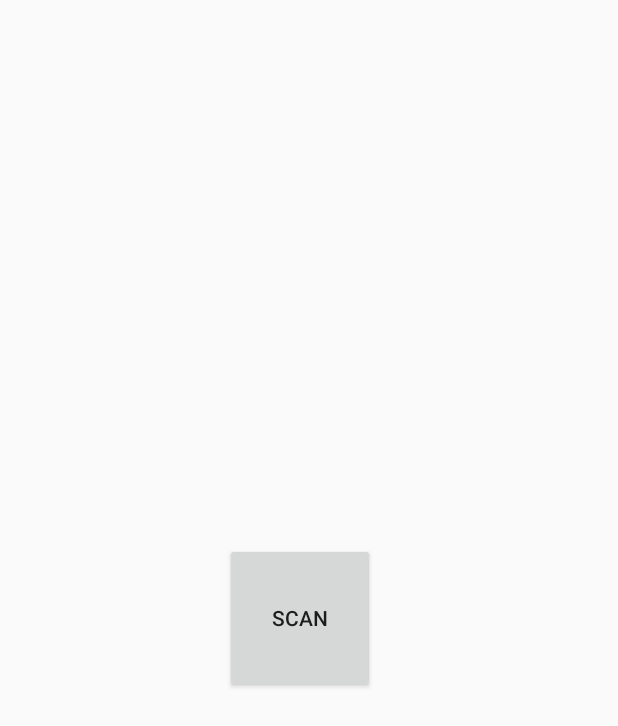
After one commit to jesustf97/MoneyManager-TFG, an Android app: the layout activity_payments_scanner.xml on its own in the app's theme, with its tools: preview values and no code run, on a phone screen of 412 x 824 dp. The commit adds this screen. Shown: the top 726 px of the screen. Run offline under Robolectric (Android 15) with nearby library versions, the phone set to English and light mode, and no system bars.

```diff
--- a/app/build.gradle
+++ b/app/build.gradle
@@ -8,7 +8,7 @@ android {
     compileSdkVersion 28
     defaultConfig {
         applicationId "com.calleja.jesus.moneymanager"
-        minSdkVersion 27
+        minSdkVersion 21
         targetSdkVersion 28
         versionCode 1
         versionName "1.0"
@@ -29,7 +29,7 @@ dependencies {
     implementation 'com.android.support.constraint:constraint-layout:1.1.3'
     implementation 'com.android.support:support-v4:28.0.0'
     implementation 'com.android.support:design:28.0.0'
-    testImplementation 'junit:junit:4.12'
+
     androidTestImplementation 'com.android.support.test:runner:1.0.2'
     androidTestImplementation 'com.android.support.test.espresso:espresso-core:3.0.2'
 
@@ -38,6 +38,7 @@ dependencies {
     implementation 'com.google.firebase:firebase-firestore:18.2.0'
     implementation 'com.google.android.gms:play-services-auth:16.0.1'
     implementation 'net.yslibrary.licenseadapter:licenseadapter:2.2.2'
+    implementation 'com.journeyapps:zxing-android-embedded:3.6.0'
     implementation 'com.squareup.picasso:picasso:2.71828'
     implementation 'io.reactivex.rxjava2:rxandroid:2.0.2'
     implementation project(path: ':components')
--- a/app/src/main/java/com/calleja/jesus/moneymanager/dialogs/BalanceDialog.kt
+++ b/app/src/main/java/com/calleja/jesus/moneymanager/dialogs/BalanceDialog.kt
@@ -21,7 +21,7 @@ class BalanceDialog : DialogFragment() {
             .setTitle( getString(R.string.update_balance_button))
             .setView(view)
             .setPositiveButton(getString(R.string.dialog_ok)) { _, _ ->
-                activity!!.toast("Se ha pulsado Ok")
+             //   activity!!.toast("Se ha pulsado Ok")
                 val textBalance = view.editTextBalance.text.toString()
                 if (textBalance.isNotEmpty()) {
                     val intent = Intent()
@@ -31,7 +31,7 @@ class BalanceDialog : DialogFragment() {
                 }
             }
             .setNegativeButton( getString(R.string.dialog_cancel)) { _, _ ->
-                activity!!.toast("Se ha pulsado Cancelar")
+               // activity!!.toast("Se ha pulsado Cancelar")
             }
             .create()
     }
--- a/app/src/main/java/com/calleja/jesus/moneymanager/dialogs/RateDialog.kt
+++ b/app/src/main/java/com/calleja/jesus/moneymanager/dialogs/RateDialog.kt
@@ -32,7 +32,6 @@ class RateDialog : DialogFragment() {
             .setTitle( getString(R.string.dialog_rate_title))
             .setView(view)
             .setPositiveButton(getString(R.string.dialog_rate_ok)) { _, _ ->
-                activity!!.toast("Se ha pulsado Ok")
                 val textRate = view.editTextRateFeedback.text.toString()
                 if (textRate.isNotEmpty()) {
                     val imageURL = currentUser.photoUrl?.toString() ?: run { "" }
@@ -41,7 +40,7 @@ class RateDialog : DialogFragment() {
                 }
             }
             .setNegativeButton( getString(R.string.dialog_cancel)) { _, _ ->
-                activity!!.toast("Se ha pulsado Cancelar")
+               // activity!!.toast("Se ha pulsado Cancelar")
             }
             .create()
     }
--- /dev/null
+++ b/app/src/main/res/layout/activity_payments_scanner.xml
@@ -0,0 +1,16 @@
+<?xml version="1.0" encoding="utf-8"?>
+<LinearLayout
+        xmlns:android="http://schemas.android.com/apk/res/android"
+        xmlns:tools="http://schemas.android.com/tools"
+        android:layout_width="match_parent"
+        android:layout_height="match_parent"
+        tools:context=".activities.PaymentsScanner">
+    <Button
+            android:layout_width="100dp"
+            android:layout_height="100dp"
+            android:id="@+id/btn_scan"
+            android:text="SCAN"
+            android:layout_gravity="center"
+            android:layout_marginLeft="150dp"/>
+
+</LinearLayout>
--- a/app/src/main/res/layout/fragment_info.xml
+++ b/app/src/main/res/layout/fragment_info.xml
@@ -60,7 +60,6 @@
             app:layout_constraintTop_toBottomOf="@+id/textViewInfoName" android:layout_marginTop="32dp"
             app:layout_constraintVertical_bias="0.0"/>
     <TextView
-            android:text="0 euros"
             android:layout_width="wrap_content"
             android:layout_height="wrap_content"
             android:id="@+id/editTextTotalBalance"
--- a/app/src/main/res/values/strings.xml
+++ b/app/src/main/res/values/strings.xml
@@ -37,5 +37,4 @@
     <string name="options_menu_log_out">Log out</string>
 
 
-
 </resources>
```
Also changed, not shown: app/src/main/java/com/calleja/jesus/moneymanager/activities/LoginActivity.kt (+5 -2 lines), app/src/main/java/com/calleja/jesus/moneymanager/activities/PaymentsScanner.kt (added, +39 -0 lines), app/src/main/java/com/calleja/jesus/moneymanager/fragments/InfoFragment.kt (+26 -28 lines).
